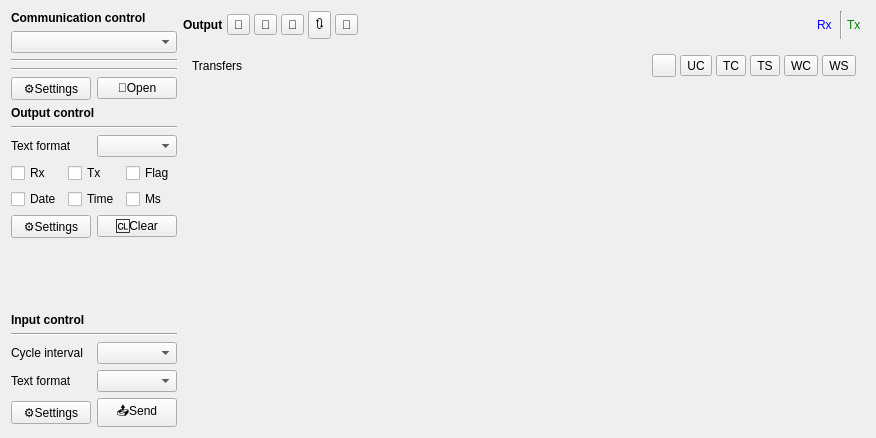
The window that Source/IOPage/IOPage.ui (x-tools-author/x-tools) describes before a commit, drawn with Qt 5.
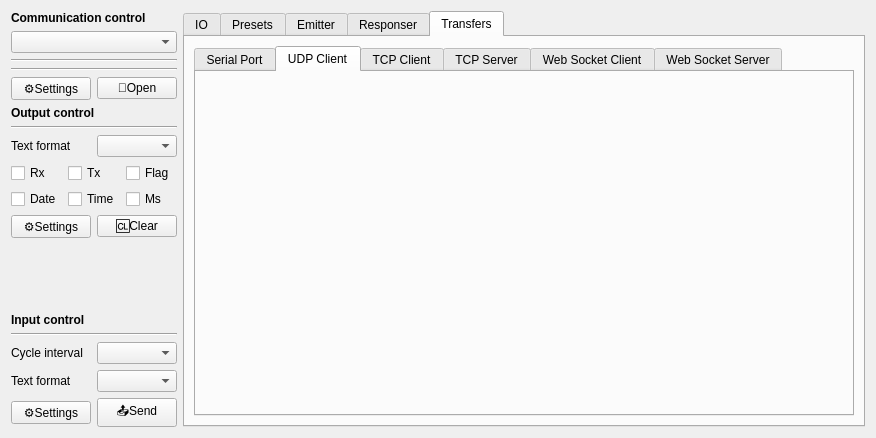
The same window after the commit. The open tabs and pages were chosen to show the change. Custom widgets are drawn as their Qt base class.

The edit to the form file:
```diff
--- a/Source/IOPage/IOPage.ui
+++ b/Source/IOPage/IOPage.ui
@@ -13,8 +13,8 @@
   <property name="windowTitle">
    <string notr="true">Form</string>
   </property>
-  <layout class="QHBoxLayout" name="horizontalLayout_4">
-   <item>
+  <layout class="QGridLayout" name="gridLayout_3">
+   <item row="0" column="0">
     <widget class="QWidget" name="widgetController" native="true">
      <layout class="QGridLayout" name="gridLayout">
       <property name="leftMargin">
@@ -249,40 +249,20 @@
      </layout>
     </widget>
    </item>
-   <item>
-    <widget class="QWidget" name="widget_2" native="true">
-     <property name="sizePolicy">
-      <sizepolicy hsizetype="Expanding" vsizetype="Expanding">
-       <horstretch>0</horstretch>
-       <verstretch>0</verstretch>
-      </sizepolicy>
-     </property>
-     <layout class="QGridLayout" name="gridLayout_3">
-      <property name="leftMargin">
+   <item row="0" column="1">
+    <widget class="QTabWidget" name="tabWidget">
+     <property name="currentIndex">
        <number>0</number>
       </property>
-      <property name="topMargin">
-       <number>0</number>
-      </property>
-      <property name="rightMargin">
-       <number>0</number>
-      </property>
-      <property name="bottomMargin">
-       <number>0</number>
-      </property>
-      <item row="0" column="0">
-       <layout class="QHBoxLayout" name="horizontalLayout_5">
-        <property name="spacing">
-         <number>4</number>
-        </property>
+     <widget class="QWidget" name="tabIO">
+      <attribute name="title">
+       <string>IO</string>
+      </attribute>
+      <layout class="QVBoxLayout" name="verticalLayout">
         <item>
-         <widget class="QLabel" name="labelTitle">
-          <property name="sizePolicy">
-           <sizepolicy hsizetype="Fixed" vsizetype="Preferred">
-            <horstretch>0</horstretch>
-            <verstretch>0</verstretch>
-           </sizepolicy>
-          </property>
+        <layout class="QHBoxLayout" name="horizontalLayout_6">
+         <item>
+          <widget class="QLabel" name="label_4">
           <property name="font">
            <font>
             <bold>true</bold>
@@ -293,53 +273,6 @@
           </property>
          </widget>
         </item>
-        <item>
-         <widget class="QToolButton" name="toolButtonOutput">
-          <property name="toolTip">
-           <string>Output</string>
-          </property>
-          <property name="text">
-           <string notr="true">🔡</string>
-          </property>
-         </widget>
-        </item>
-        <item>
-         <widget class="QToolButton" name="toolButtonPreset">
-          <property name="toolTip">
-           <string>Preset</string>
-          </property>
-          <property name="text">
-           <string>🧾</string>
-          </property>
-         </widget>
-        </item>
-        <item>
-         <widget class="QToolButton" name="toolButtonEmitter">
-          <property name="toolTip">
-           <string>Emiter</string>
-          </property>
-          <property name="text">
-           <string>📡</string>
-          </property>
-         </widget>
-        </item>
-        <item>
-         <widget class="QToolButton" name="toolButtonResponser">
-          <property name="toolTip">
-           <string>Responser</string>
-          </property>
-          <property name="text">
-           <string>🔃</string>
-          </property>
-         </widget>
-        </item>
-        <item>
-         <widget class="QToolButton" name="toolButtonTransfers">
-          <property name="text">
-           <string>🔗</string>
-          </property>
-         </widget>
-        </item>
         <item>
          <spacer name="horizontalSpacer">
           <property name="orientation">
@@ -388,50 +321,13 @@
         </item>
        </layout>
       </item>
-      <item row="1" column="0">
-       <widget class="QStackedWidget" name="stackedWidgetPages">
-        <widget class="QWidget" name="pageOutput">
-         <layout class="QGridLayout" name="gridLayout_4">
-          <property name="leftMargin">
-           <number>0</number>
-          </property>
-          <property name="topMargin">
-           <number>0</number>
-          </property>
-          <property name="rightMargin">
-           <number>0</number>
-          </property>
-          <property name="bottomMargin">
-           <number>0</number>
-          </property>
-          <item row="2" column="0">
-           <layout class="QHBoxLayout" name="horizontalLayout_6">
             <item>
-             <widget class="QLineEdit" name="lineEditInput">
-              <property name="text">
-               <string notr="true"/>
-              </property>
-              <property name="placeholderText">
-               <string>Paoload ([Prefix][Payload(crc data)][CRC][Suffix])</string>
-              </property>
-             </widget>
-            </item>
-            <item>
-             <widget class="QToolButton" name="toolButtonInputPreset">
-              <property name="text">
-               <string notr="true">🗒</string>
-              </property>
-             </widget>
-            </item>
-           </layout>
-          </item>
-          <item row="0" column="0">
            <widget class="QTextBrowser" name="textBrowserOutput"/>
           </item>
-          <item row="1" column="0">
-           <layout class="QHBoxLayout" name="horizontalLayout_7">
             <item>
-             <widget class="QLabel" name="label_4">
+        <layout class="QHBoxLayout" name="horizontalLayout_5">
+         <item>
+          <widget class="QLabel" name="label_10">
               <property name="font">
                <font>
                 <bold>true</bold>
@@ -453,9 +349,6 @@
               <property name="text">
                <string notr="true"/>
               </property>
-              <property name="alignment">
-               <set>Qt::AlignmentFlag::AlignCenter</set>
-              </property>
              </widget>
             </item>
             <item>
@@ -467,87 +360,81 @@
             </item>
            </layout>
           </item>
-         </layout>
-        </widget>
-        <widget class="QWidget" name="pageTransfers">
-         <layout class="QGridLayout" name="gridLayout_5">
-          <item row="0" column="0">
-           <layout class="QHBoxLayout" name="horizontalLayout_8">
-            <property name="spacing">
-             <number>4</number>
-            </property>
             <item>
-             <widget class="QLabel" name="label_8">
+        <layout class="QHBoxLayout" name="horizontalLayout_4">
+         <item>
+          <widget class="QLineEdit" name="lineEditInput"/>
+         </item>
+         <item>
+          <widget class="QToolButton" name="toolButtonInputPreset">
               <property name="text">
+            <string>...</string>
+           </property>
+          </widget>
+         </item>
+        </layout>
+       </item>
+      </layout>
+     </widget>
+     <widget class="xTools::PresetUi" name="tabPresets">
+      <attribute name="title">
+       <string>Presets</string>
+      </attribute>
+     </widget>
+     <widget class="xTools::EmitterUi" name="tabEmitter">
+      <attribute name="title">
+       <string>Emitter</string>
+      </attribute>
+     </widget>
+     <widget class="xTools::ResponserUi" name="tabResponser">
+      <attribute name="title">
+       <string>Responser</string>
+      </attribute>
+     </widget>
+     <widget class="QWidget" name="tabTransfers">
+      <attribute name="title">
                <string>Transfers</string>
-              </property>
-             </widget>
-            </item>
-            <item>
-             <widget class="QToolButton" name="toolButtonSerialPort">
-              <property name="toolTip">
-               <string>Serial Port Transfer</string>
-              </property>
-              <property name="text">
-               <string notr="true"/>
-              </property>
-             </widget>
-            </item>
-            <item>
-             <widget class="QToolButton" name="toolButtonUdpClient">
-              <property name="text">
-               <string>UC</string>
-              </property>
-             </widget>
-            </item>
-            <item>
-             <widget class="QToolButton" name="toolButtonTcpClient">
-              <property name="text">
-               <string>TC</string>
-              </property>
-             </widget>
-            </item>
-            <item>
-             <widget class="QToolButton" name="toolButtonTcpServer">
-              <property name="text">
-               <string>TS</string>
-              </property>
-             </widget>
-            </item>
-            <item>
-             <widget class="QToolButton" name="toolButtonWebSocketClient">
-              <property name="text">
-               <string>WC</string>
-              </property>
-             </widget>
-            </item>
-            <item>
-             <widget class="QToolButton" name="toolButtonWebSocketServer">
-              <property name="text">
-               <string>WS</string>
-              </property>
+      </attribute>
+      <layout class="QGridLayout" name="gridLayout_4">
+       <item row="0" column="0">
+        <widget class="QTabWidget" name="tabWidget_2">
+         <property name="currentIndex">
+          <number>1</number>
+         </property>
+         <widget class="xTools::SerialPortTransferUi" name="tabSerialPort">
+          <attribute name="title">
+           <string>Serial Port</string>
+          </attribute>
+         </widget>
+         <widget class="xTools::UdpClientTransferUi" name="tabUdpClient">
+          <attribute name="title">
+           <string>UDP Client</string>
+          </attribute>
+         </widget>
+         <widget class="xTools::TcpClientTransferUi" name="tabTcpClient">
+          <attribute name="title">
+           <string>TCP Client</string>
+          </attribute>
+         </widget>
+         <widget class="xTools::TcpServerTransferUi" name="tabTcpServer">
+          <attribute name="title">
+           <string>TCP Server</string>
+          </attribute>
+         </widget>
+         <widget class="xTools::WebSocketClientTransferUi" name="tabWebSocketClient">
+          <attribute name="title">
+           <string>Web Socket Client</string>
+          </attribute>
+         </widget>
+         <widget class="xTools::WebSocketServerTransferUi" name="tabWebSocketServer">
+          <attribute name="title">
+           <string>Web Socket Server</string>
+          </attribute>
+         </widget>
              </widget>
             </item>
            </layout>
-          </item>
-          <item row="1" column="0">
-           <widget class="QStackedWidget" name="stackedWidgetTransfers">
-            <widget class="xTools::SerialPortTransferUi" name="pageTransferSerialPort"/>
-            <widget class="xTools::UdpClientTransferUi" name="pageTransferUdpClient"/>
-            <widget class="xTools::TcpServerTransferUi" name="pageTransferTcpServer"/>
-            <widget class="xTools::WebSocketServerTransferUi" name="pageTransferWebSocketServer"/>
-            <widget class="xTools::WebSocketClientTransferUi" name="pageTransferWebSocketClient"/>
-            <widget class="xTools::TcpClientTransferUi" name="pageTransferTcpClient"/>
-           </widget>
-          </item>
-         </layout>
-        </widget>
-        <widget class="xTools::PresetUi" name="pagePreset"/>
-        <widget class="xTools::EmitterUi" name="pageEmitter"/>
-        <widget class="xTools::ResponserUi" name="pageResponser"/>
-       </widget>
-      </item>
-     </layout>
+     </widget>
     </widget>
    </item>
   </layout>
```
Left out of the diff: 19 changed lines with no effect on the pictures. Lines whose indentation alone changed are shown as unchanged.
